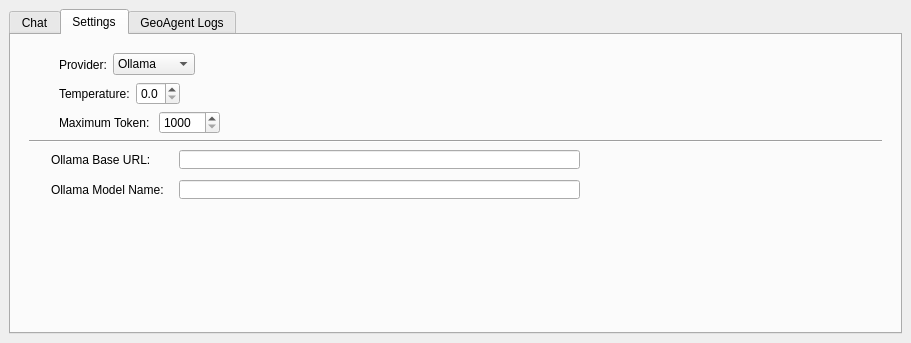
Qt form dialogs/geo_agent_dialog_base.ui (iamtekson/GeoAgent) before a commit.
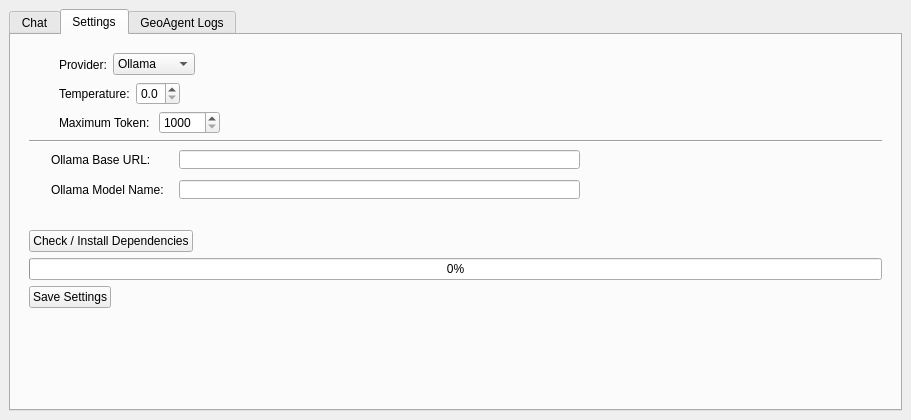
The same form after that commit. The open tabs and pages were chosen to show the change. Custom widgets are drawn as their Qt base class.

Commit message: save settings and check dependencies installation function implemented

```diff
--- a/dialogs/geo_agent_dialog_base.ui
+++ b/dialogs/geo_agent_dialog_base.ui
@@ -7,7 +7,7 @@
     <x>0</x>
     <y>0</y>
     <width>911</width>
-    <height>343</height>
+    <height>420</height>
    </rect>
   </property>
   <property name="windowTitle">
@@ -362,6 +362,12 @@
            </item>
            <item>
             <widget class="QStackedWidget" name="stackedWidget">
+             <property name="minimumSize">
+              <size>
+               <width>560</width>
+               <height>70</height>
+              </size>
+             </property>
              <property name="currentIndex">
               <number>1</number>
              </property>
@@ -595,6 +601,84 @@
              </widget>
             </widget>
            </item>
+           <item>
+            <layout class="QHBoxLayout" name="horizontalLayout_8">
+             <item>
+              <widget class="QPushButton" name="install_deps_button">
+               <property name="focusPolicy">
+                <enum>Qt::NoFocus</enum>
+               </property>
+               <property name="text">
+                <string>Check / Install Dependencies</string>
+               </property>
+              </widget>
+             </item>
+             <item>
+              <widget class="QLabel" name="deps_status_label">
+               <property name="text">
+                <string/>
+               </property>
+              </widget>
+             </item>
+             <item>
+              <spacer name="horizontalSpacer_7">
+               <property name="orientation">
+                <enum>Qt::Horizontal</enum>
+               </property>
+               <property name="sizeHint" stdset="0">
+                <size>
+                 <width>40</width>
+                 <height>20</height>
+                </size>
+               </property>
+              </spacer>
+             </item>
+            </layout>
+           </item>
+           <item>
+            <widget class="QProgressBar" name="deps_progress_bar">
+             <property name="visible">
+              <bool>false</bool>
+             </property>
+             <property name="value">
+              <number>0</number>
+             </property>
+            </widget>
+           </item>
+           <item>
+            <layout class="QHBoxLayout" name="horizontalLayout_7">
+             <item>
+              <widget class="QPushButton" name="save_settings">
+               <property name="focusPolicy">
+                <enum>Qt::NoFocus</enum>
+               </property>
+               <property name="text">
+                <string>Save Settings</string>
+               </property>
+              </widget>
+             </item>
+             <item>
+              <widget class="QLabel" name="settings_status_label">
+               <property name="text">
+                <string/>
+               </property>
+              </widget>
+             </item>
+             <item>
+              <spacer name="horizontalSpacer_6">
+               <property name="orientation">
+                <enum>Qt::Horizontal</enum>
+               </property>
+               <property name="sizeHint" stdset="0">
+                <size>
+                 <width>40</width>
+                 <height>20</height>
+                </size>
+               </property>
+              </spacer>
+             </item>
+            </layout>
+           </item>
            <item>
             <spacer name="verticalSpacer">
              <property name="orientation">
```
The commit also changes 5 other files.
